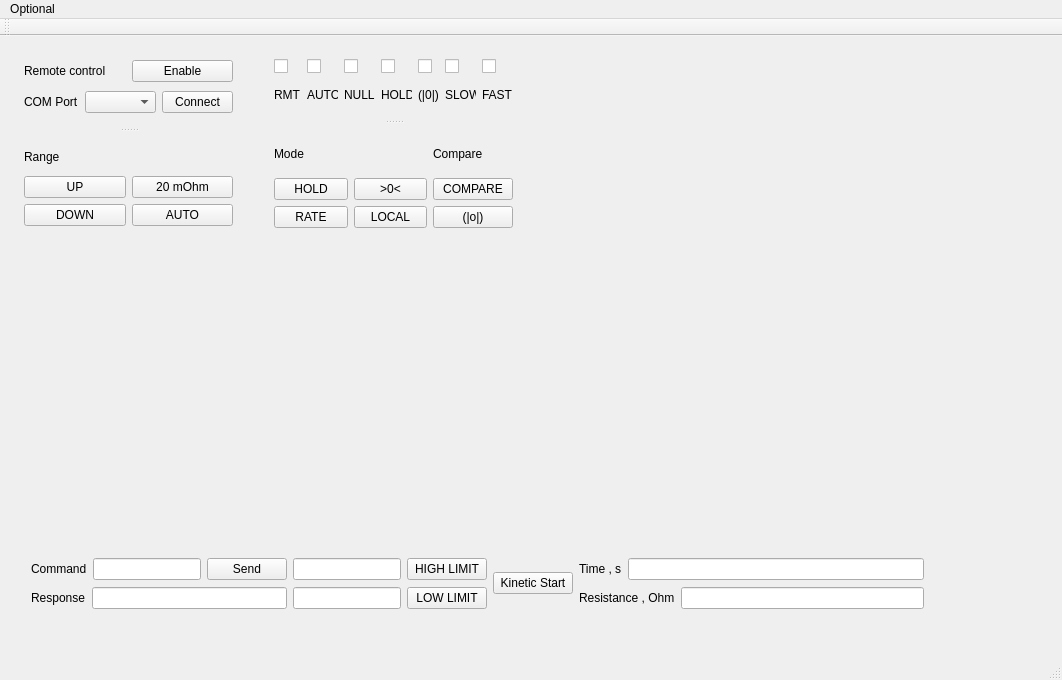
This is mainwindow.ui in pcherpak/MilliOhmMeter as Qt 5 draws it before an edit. The edited form follows.
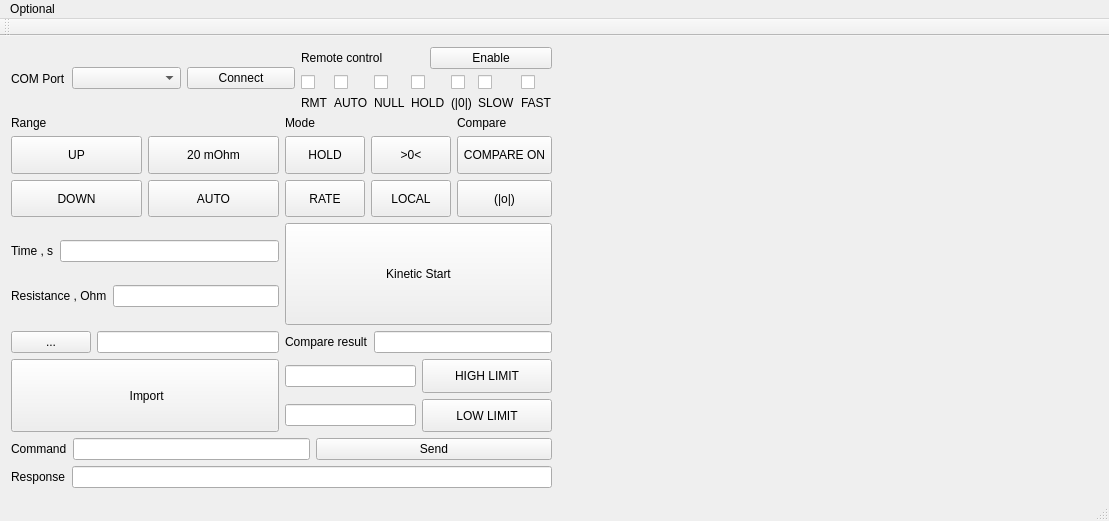
This is the edited form. Custom widgets are drawn as their Qt base class.

The edit to the form file:
```diff
--- a/mainwindow.ui
+++ b/mainwindow.ui
@@ -6,37 +6,66 @@
    <rect>
     <x>0</x>
     <y>0</y>
-    <width>1062</width>
-    <height>680</height>
+    <width>1109</width>
+    <height>521</height>
    </rect>
   </property>
+  <property name="sizePolicy">
+   <sizepolicy hsizetype="Fixed" vsizetype="Fixed">
+    <horstretch>0</horstretch>
+    <verstretch>0</verstretch>
+   </sizepolicy>
+  </property>
   <property name="windowTitle">
    <string>MainWindow</string>
   </property>
   <widget class="QWidget" name="centralWidget">
-   <widget class="QCustomPlot" name="customPlot_Resistance" native="true">
-    <property name="geometry">
-     <rect>
-      <x>540</x>
-      <y>40</y>
-      <width>501</width>
-      <height>451</height>
-     </rect>
-    </property>
-   </widget>
-   <widget class="QSplitter" name="splitter">
-    <property name="geometry">
-     <rect>
-      <x>13</x>
-      <y>10</y>
-      <width>231</width>
-      <height>191</height>
-     </rect>
-    </property>
-    <property name="orientation">
-     <enum>Qt::Vertical</enum>
-    </property>
-    <widget class="QWidget" name="">
+   <property name="sizePolicy">
+    <sizepolicy hsizetype="Minimum" vsizetype="Minimum">
+     <horstretch>0</horstretch>
+     <verstretch>0</verstretch>
+    </sizepolicy>
+   </property>
+   <layout class="QHBoxLayout" name="horizontalLayout_19">
+    <item>
+     <layout class="QVBoxLayout" name="verticalLayout_14">
+      <item>
+       <layout class="QHBoxLayout" name="horizontalLayout_12">
+        <item>
+         <layout class="QHBoxLayout" name="horizontalLayout">
+          <item>
+           <widget class="QLabel" name="label">
+            <property name="text">
+             <string>COM Port</string>
+            </property>
+           </widget>
+          </item>
+          <item>
+           <widget class="QComboBox" name="comboBox_Port_Name">
+            <property name="sizePolicy">
+             <sizepolicy hsizetype="Expanding" vsizetype="Fixed">
+              <horstretch>0</horstretch>
+              <verstretch>0</verstretch>
+             </sizepolicy>
+            </property>
+           </widget>
+          </item>
+          <item>
+           <widget class="QPushButton" name="pushButton_Connect">
+            <property name="sizePolicy">
+             <sizepolicy hsizetype="Expanding" vsizetype="Fixed">
+              <horstretch>0</horstretch>
+              <verstretch>0</verstretch>
+             </sizepolicy>
+            </property>
+            <property name="text">
+             <string>Connect</string>
+            </property>
+           </widget>
+          </item>
+         </layout>
+        </item>
+        <item>
      <layout class="QVBoxLayout" name="verticalLayout_7">
       <item>
        <layout class="QHBoxLayout" name="horizontalLayout_4">
@@ -57,93 +86,6 @@
        </layout>
       </item>
       <item>
-       <layout class="QHBoxLayout" name="horizontalLayout">
-        <item>
-         <widget class="QLabel" name="label">
-          <property name="text">
-           <string>COM Port</string>
-          </property>
-         </widget>
-        </item>
-        <item>
-         <widget class="QComboBox" name="comboBox_Port_Name"/>
-        </item>
-        <item>
-         <widget class="QPushButton" name="pushButton_Connect">
-          <property name="text">
-           <string>Connect</string>
-          </property>
-         </widget>
-        </item>
-       </layout>
-      </item>
-     </layout>
-    </widget>
-    <widget class="QWidget" name="">
-     <layout class="QVBoxLayout" name="verticalLayout_2">
-      <item>
-       <widget class="QLabel" name="label_5">
-        <property name="text">
-         <string>Range</string>
-        </property>
-       </widget>
-      </item>
-      <item>
-       <layout class="QVBoxLayout" name="verticalLayout">
-        <item>
-         <layout class="QHBoxLayout" name="horizontalLayout_5">
-          <item>
-           <widget class="QPushButton" name="pushButton_Range_UP">
-            <property name="text">
-             <string>UP</string>
-            </property>
-           </widget>
-          </item>
-          <item>
-           <widget class="QPushButton" name="pushButton_20mOhm">
-            <property name="text">
-             <string>20 mOhm</string>
-            </property>
-           </widget>
-          </item>
-         </layout>
-        </item>
-        <item>
-         <layout class="QHBoxLayout" name="horizontalLayout_6">
-          <item>
-           <widget class="QPushButton" name="pushButton_Range_DOWN">
-            <property name="text">
-             <string>DOWN</string>
-            </property>
-           </widget>
-          </item>
-          <item>
-           <widget class="QPushButton" name="pushButton_Auto_Range">
-            <property name="text">
-             <string>AUTO</string>
-            </property>
-           </widget>
-          </item>
-         </layout>
-        </item>
-       </layout>
-      </item>
-     </layout>
-    </widget>
-   </widget>
-   <widget class="QSplitter" name="splitter_2">
-    <property name="geometry">
-     <rect>
-      <x>263</x>
-      <y>12</y>
-      <width>261</width>
-      <height>191</height>
-     </rect>
-    </property>
-    <property name="orientation">
-     <enum>Qt::Vertical</enum>
-    </property>
-    <widget class="QWidget" name="">
      <layout class="QHBoxLayout" name="horizontalLayout_9">
       <item>
        <layout class="QVBoxLayout" name="verticalLayout_15">
@@ -272,8 +214,89 @@
        </layout>
       </item>
      </layout>
-    </widget>
-    <widget class="QWidget" name="">
+          </item>
+         </layout>
+        </item>
+       </layout>
+      </item>
+      <item>
+       <layout class="QHBoxLayout" name="horizontalLayout_17">
+        <item>
+         <layout class="QVBoxLayout" name="verticalLayout_2">
+          <item>
+           <widget class="QLabel" name="label_5">
+            <property name="text">
+             <string>Range</string>
+            </property>
+           </widget>
+          </item>
+          <item>
+           <layout class="QVBoxLayout" name="verticalLayout">
+            <item>
+             <layout class="QHBoxLayout" name="horizontalLayout_5">
+              <item>
+               <widget class="QPushButton" name="pushButton_Range_UP">
+                <property name="sizePolicy">
+                 <sizepolicy hsizetype="Expanding" vsizetype="Expanding">
+                  <horstretch>0</horstretch>
+                  <verstretch>0</verstretch>
+                 </sizepolicy>
+                </property>
+                <property name="text">
+                 <string>UP</string>
+                </property>
+               </widget>
+              </item>
+              <item>
+               <widget class="QPushButton" name="pushButton_20mOhm">
+                <property name="sizePolicy">
+                 <sizepolicy hsizetype="Expanding" vsizetype="Expanding">
+                  <horstretch>0</horstretch>
+                  <verstretch>0</verstretch>
+                 </sizepolicy>
+                </property>
+                <property name="text">
+                 <string>20 mOhm</string>
+                </property>
+               </widget>
+              </item>
+             </layout>
+            </item>
+            <item>
+             <layout class="QHBoxLayout" name="horizontalLayout_6">
+              <item>
+               <widget class="QPushButton" name="pushButton_Range_DOWN">
+                <property name="sizePolicy">
+                 <sizepolicy hsizetype="Expanding" vsizetype="Expanding">
+                  <horstretch>0</horstretch>
+                  <verstretch>0</verstretch>
+                 </sizepolicy>
+                </property>
+                <property name="text">
+                 <string>DOWN</string>
+                </property>
+               </widget>
+              </item>
+              <item>
+               <widget class="QPushButton" name="pushButton_Auto_Range">
+                <property name="sizePolicy">
+                 <sizepolicy hsizetype="Expanding" vsizetype="Expanding">
+                  <horstretch>0</horstretch>
+                  <verstretch>0</verstretch>
+                 </sizepolicy>
+                </property>
+                <property name="text">
+                 <string>AUTO</string>
+                </property>
+               </widget>
+              </item>
+             </layout>
+            </item>
+           </layout>
+          </item>
+         </layout>
+        </item>
+        <item>
      <layout class="QHBoxLayout" name="horizontalLayout_11">
       <item>
        <layout class="QVBoxLayout" name="verticalLayout_4">
@@ -290,6 +313,12 @@
            <layout class="QHBoxLayout" name="horizontalLayout_7">
             <item>
              <widget class="QPushButton" name="pushButton_HOLD">
+                  <property name="sizePolicy">
+                   <sizepolicy hsizetype="Expanding" vsizetype="Expanding">
+                    <horstretch>0</horstretch>
+                    <verstretch>0</verstretch>
+                   </sizepolicy>
+                  </property>
               <property name="text">
                <string>HOLD</string>
               </property>
@@ -297,6 +326,12 @@
             </item>
             <item>
              <widget class="QPushButton" name="pushButton_NULL_Correction">
+                  <property name="sizePolicy">
+                   <sizepolicy hsizetype="Expanding" vsizetype="Expanding">
+                    <horstretch>0</horstretch>
+                    <verstretch>0</verstretch>
+                   </sizepolicy>
+                  </property>
               <property name="text">
                <string>&gt;0&lt;</string>
               </property>
@@ -308,6 +343,12 @@
            <layout class="QHBoxLayout" name="horizontalLayout_8">
             <item>
              <widget class="QPushButton" name="pushButton_RATE">
+                  <property name="sizePolicy">
+                   <sizepolicy hsizetype="Expanding" vsizetype="Expanding">
+                    <horstretch>0</horstretch>
+                    <verstretch>0</verstretch>
+                   </sizepolicy>
+                  </property>
               <property name="text">
                <string>RATE</string>
               </property>
@@ -315,6 +356,12 @@
             </item>
             <item>
              <widget class="QPushButton" name="pushButton_LOCAL">
+                  <property name="sizePolicy">
+                   <sizepolicy hsizetype="Expanding" vsizetype="Expanding">
+                    <horstretch>0</horstretch>
+                    <verstretch>0</verstretch>
+                   </sizepolicy>
+                  </property>
               <property name="text">
                <string>LOCAL</string>
               </property>
@@ -339,13 +386,25 @@
          <layout class="QVBoxLayout" name="verticalLayout_5">
           <item>
            <widget class="QPushButton" name="pushButton_COMPARE">
+                <property name="sizePolicy">
+                 <sizepolicy hsizetype="Expanding" vsizetype="Expanding">
+                  <horstretch>0</horstretch>
+                  <verstretch>0</verstretch>
+                 </sizepolicy>
+                </property>
             <property name="text">
-             <string>COMPARE</string>
+                 <string>COMPARE ON</string>
             </property>
            </widget>
           </item>
           <item>
            <widget class="QPushButton" name="pushButton_Bleeper">
+                <property name="sizePolicy">
+                 <sizepolicy hsizetype="Expanding" vsizetype="Expanding">
+                  <horstretch>0</horstretch>
+                  <verstretch>0</verstretch>
+                 </sizepolicy>
+                </property>
             <property name="text">
              <string>(|o|)</string>
             </property>
@@ -356,23 +415,196 @@
        </layout>
       </item>
      </layout>
-    </widget>
-   </widget>
-   <widget class="QWidget" name="">
-    <property name="geometry">
-     <rect>
-      <x>20</x>
-      <y>510</y>
-      <width>915</width>
-      <height>75</height>
-     </rect>
-    </property>
-    <layout class="QHBoxLayout" name="horizontalLayout_17">
-     <item>
-      <layout class="QHBoxLayout" name="horizontalLayout_12">
+        </item>
+       </layout>
+      </item>
        <item>
         <layout class="QHBoxLayout" name="horizontalLayout_10">
          <item>
+         <layout class="QVBoxLayout" name="verticalLayout_16">
+          <item>
+           <layout class="QHBoxLayout" name="horizontalLayout_13">
+            <item>
+             <widget class="QLabel" name="label_4">
+              <property name="text">
+               <string>Time , s</string>
+              </property>
+             </widget>
+            </item>
+            <item>
+             <widget class="QLineEdit" name="lineEdit_x_point">
+              <property name="sizePolicy">
+               <sizepolicy hsizetype="MinimumExpanding" vsizetype="Fixed">
+                <horstretch>0</horstretch>
+                <verstretch>0</verstretch>
+               </sizepolicy>
+              </property>
+             </widget>
+            </item>
+           </layout>
+          </item>
+          <item>
+           <layout class="QHBoxLayout" name="horizontalLayout_16">
+            <item>
+             <widget class="QLabel" name="label_16">
+              <property name="text">
+               <string>Resistance , Ohm</string>
+              </property>
+             </widget>
+            </item>
+            <item>
+             <widget class="QLineEdit" name="lineEdit_y_point">
+              <property name="sizePolicy">
+               <sizepolicy hsizetype="MinimumExpanding" vsizetype="Fixed">
+                <horstretch>0</horstretch>
+                <verstretch>0</verstretch>
+               </sizepolicy>
+              </property>
+             </widget>
+            </item>
+           </layout>
+          </item>
+         </layout>
+        </item>
+        <item>
+         <widget class="QPushButton" name="pushButton_Kinetic_Start">
+          <property name="sizePolicy">
+           <sizepolicy hsizetype="Expanding" vsizetype="Expanding">
+            <horstretch>0</horstretch>
+            <verstretch>0</verstretch>
+           </sizepolicy>
+          </property>
+          <property name="text">
+           <string>Kinetic Start</string>
+          </property>
+         </widget>
+        </item>
+       </layout>
+      </item>
+      <item>
+       <layout class="QHBoxLayout" name="horizontalLayout_15">
+        <item>
+         <layout class="QVBoxLayout" name="verticalLayout_18">
+          <item>
+           <layout class="QHBoxLayout" name="horizontalLayout_18">
+            <item>
+             <widget class="QPushButton" name="pushButton_Choose_File_for_Export">
+              <property name="sizePolicy">
+               <sizepolicy hsizetype="Fixed" vsizetype="Fixed">
+                <horstretch>0</horstretch>
+                <verstretch>0</verstretch>
+               </sizepolicy>
+              </property>
+              <property name="text">
+               <string>...</string>
+              </property>
+             </widget>
+            </item>
+            <item>
+             <widget class="QLineEdit" name="lineEdit_Export_File_Header">
+              <property name="sizePolicy">
+               <sizepolicy hsizetype="Expanding" vsizetype="Fixed">
+                <horstretch>0</horstretch>
+                <verstretch>0</verstretch>
+               </sizepolicy>
+              </property>
+             </widget>
+            </item>
+           </layout>
+          </item>
+          <item>
+           <widget class="QPushButton" name="pushButton_import">
+            <property name="sizePolicy">
+             <sizepolicy hsizetype="Expanding" vsizetype="Expanding">
+              <horstretch>0</horstretch>
+              <verstretch>0</verstretch>
+             </sizepolicy>
+            </property>
+            <property name="text">
+             <string> Import</string>
+            </property>
+           </widget>
+          </item>
+         </layout>
+        </item>
+        <item>
+         <layout class="QVBoxLayout" name="verticalLayout_20">
+          <item>
+           <layout class="QHBoxLayout" name="horizontalLayout_14">
+            <item>
+             <widget class="QLabel" name="label_17">
+              <property name="text">
+               <string>Compare result</string>
+              </property>
+             </widget>
+            </item>
+            <item>
+             <widget class="QLineEdit" name="lineEdit_compare">
+              <property name="sizePolicy">
+               <sizepolicy hsizetype="MinimumExpanding" vsizetype="Fixed">
+                <horstretch>0</horstretch>
+                <verstretch>0</verstretch>
+               </sizepolicy>
+              </property>
+             </widget>
+            </item>
+           </layout>
+          </item>
+          <item>
+           <layout class="QGridLayout" name="gridLayout">
+            <item row="0" column="0">
+             <widget class="QLineEdit" name="lineEdit_HIGH_LIMIT">
+              <property name="sizePolicy">
+               <sizepolicy hsizetype="MinimumExpanding" vsizetype="Fixed">
+                <horstretch>0</horstretch>
+                <verstretch>0</verstretch>
+               </sizepolicy>
+              </property>
+             </widget>
+            </item>
+            <item row="0" column="1">
+             <widget class="QPushButton" name="pushButton_HIGH">
+              <property name="sizePolicy">
+               <sizepolicy hsizetype="Expanding" vsizetype="Expanding">
+                <horstretch>0</horstretch>
+                <verstretch>0</verstretch>
+               </sizepolicy>
+              </property>
+              <property name="text">
+               <string>HIGH LIMIT</string>
+              </property>
+             </widget>
+            </item>
+            <item row="1" column="0">
+             <widget class="QLineEdit" name="lineEdit_LOW_LIMIT">
+              <property name="sizePolicy">
+               <sizepolicy hsizetype="MinimumExpanding" vsizetype="Fixed">
+                <horstretch>0</horstretch>
+                <verstretch>0</verstretch>
+               </sizepolicy>
+              </property>
+             </widget>
+            </item>
+            <item row="1" column="1">
+             <widget class="QPushButton" name="pushButton_LOW">
+              <property name="sizePolicy">
+               <sizepolicy hsizetype="Expanding" vsizetype="Expanding">
+                <horstretch>0</horstretch>
+                <verstretch>0</verstretch>
+               </sizepolicy>
+              </property>
+              <property name="text">
+               <string>LOW LIMIT</string>
+              </property>
+             </widget>
+            </item>
+           </layout>
+          </item>
+         </layout>
+        </item>
+       </layout>
+      </item>
+      <item>
           <layout class="QVBoxLayout" name="verticalLayout_6">
            <item>
             <layout class="QHBoxLayout" name="horizontalLayout_2">
@@ -384,10 +616,23 @@
               </widget>
              </item>
              <item>
-              <widget class="QLineEdit" name="lineEdit_Command"/>
+           <widget class="QLineEdit" name="lineEdit_Command">
+            <property name="sizePolicy">
+             <sizepolicy hsizetype="MinimumExpanding" vsizetype="Fixed">
+              <horstretch>0</horstretch>
+              <verstretch>0</verstretch>
+             </sizepolicy>
+            </property>
+           </widget>
              </item>
              <item>
               <widget class="QPushButton" name="pushButton_Send">
+            <property name="sizePolicy">
+             <sizepolicy hsizetype="Expanding" vsizetype="Fixed">
+              <horstretch>0</horstretch>
+              <verstretch>0</verstretch>
+             </sizepolicy>
+            </property>
                <property name="text">
                 <string>Send</string>
                </property>
@@ -405,96 +650,39 @@
               </widget>
              </item>
              <item>
-              <widget class="QLineEdit" name="lineEdit_Response"/>
-             </item>
-            </layout>
-           </item>
-          </layout>
-         </item>
-         <item>
-          <layout class="QVBoxLayout" name="verticalLayout_14">
-           <item>
-            <layout class="QHBoxLayout" name="horizontalLayout_14">
-             <item>
-              <widget class="QLineEdit" name="lineEdit_HIGH_LIMIT"/>
-             </item>
-             <item>
-              <widget class="QPushButton" name="pushButton_HIGH">
-               <property name="text">
-                <string>HIGH LIMIT</string>
+           <widget class="QLineEdit" name="lineEdit_Response">
+            <property name="sizePolicy">
+             <sizepolicy hsizetype="MinimumExpanding" vsizetype="Fixed">
+              <horstretch>0</horstretch>
+              <verstretch>0</verstretch>
+             </sizepolicy>
                </property>
               </widget>
              </item>
             </layout>
            </item>
-           <item>
-            <layout class="QHBoxLayout" name="horizontalLayout_15">
-             <item>
-              <widget class="QLineEdit" name="lineEdit_LOW_LIMIT"/>
-             </item>
-             <item>
-              <widget class="QPushButton" name="pushButton_LOW">
-               <property name="text">
-                <string>LOW LIMIT</string>
-               </property>
-              </widget>
-             </item>
             </layout>
            </item>
           </layout>
          </item>
-        </layout>
-       </item>
        <item>
-        <widget class="QPushButton" name="pushButton_Kinetic_Start">
-         <property name="text">
-          <string>Kinetic Start</string>
+     <widget class="QCustomPlot" name="customPlot_Resistance" native="true">
+      <property name="sizePolicy">
+       <sizepolicy hsizetype="Expanding" vsizetype="Expanding">
+        <horstretch>0</horstretch>
+        <verstretch>0</verstretch>
+       </sizepolicy>
          </property>
         </widget>
        </item>
       </layout>
-     </item>
-     <item>
-      <layout class="QVBoxLayout" name="verticalLayout_16">
-       <item>
-        <layout class="QHBoxLayout" name="horizontalLayout_13">
-         <item>
-          <widget class="QLabel" name="label_4">
-           <property name="text">
-            <string>Time , s</string>
-           </property>
-          </widget>
-         </item>
-         <item>
-          <widget class="QLineEdit" name="lineEdit_x_point"/>
-         </item>
-        </layout>
-       </item>
-       <item>
-        <layout class="QHBoxLayout" name="horizontalLayout_16">
-         <item>
-          <widget class="QLabel" name="label_16">
-           <property name="text">
-            <string>Resistance , Ohm</string>
-           </property>
-          </widget>
-         </item>
-         <item>
-          <widget class="QLineEdit" name="lineEdit_y_point"/>
-         </item>
-        </layout>
-       </item>
-      </layout>
-     </item>
-    </layout>
-   </widget>
   </widget>
   <widget class="QMenuBar" name="menuBar">
    <property name="geometry">
     <rect>
      <x>0</x>
      <y>0</y>
-     <width>1062</width>
+     <width>1109</width>
      <height>26</height>
     </rect>
    </property>
```
Lines whose indentation alone changed are shown as unchanged.
